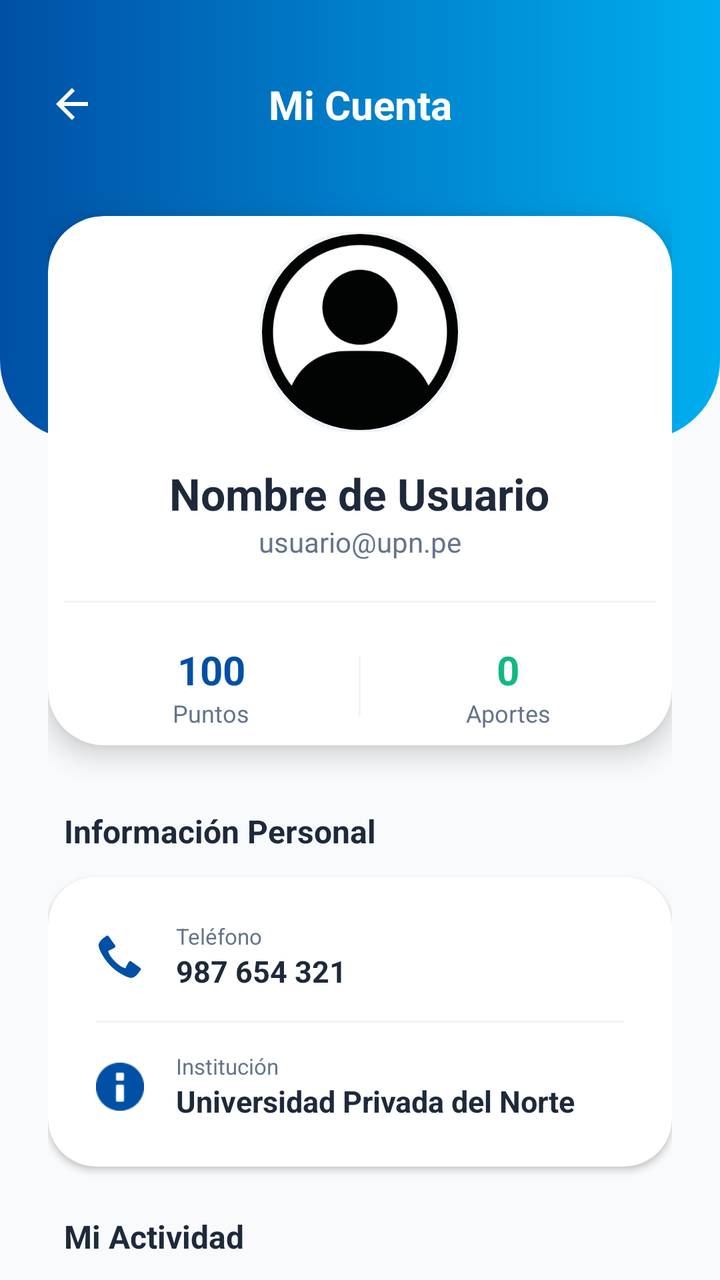
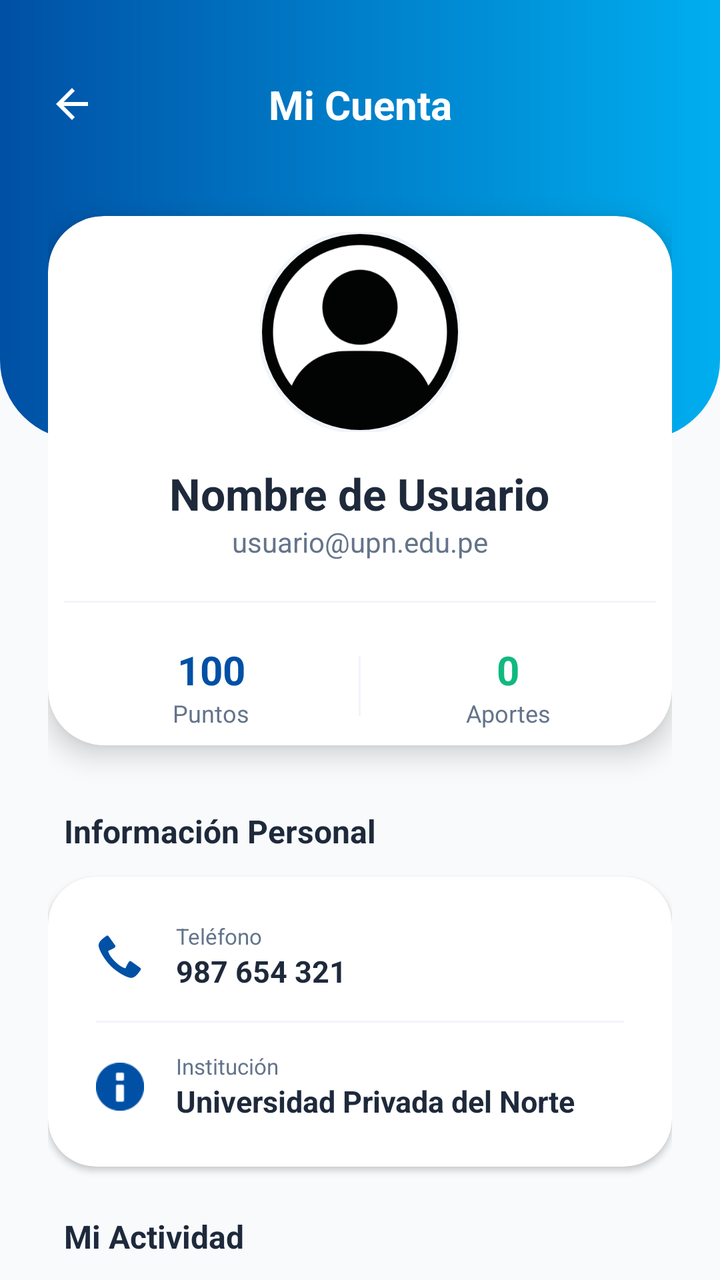

The first picture is an Android layout as it rendered before a commit; the second is the same layout after the commit. The layout source and the unified diff follow.
<!-- AndroidManifest.xml: application theme Theme.UniformeCircular -->
<!-- res/layout/activity_account.xml -->
<?xml version="1.0" encoding="utf-8"?>
<androidx.constraintlayout.widget.ConstraintLayout xmlns:android="http://schemas.android.com/apk/res/android"
    xmlns:app="http://schemas.android.com/apk/res-auto"
    xmlns:tools="http://schemas.android.com/tools"
    android:layout_width="match_parent"
    android:layout_height="match_parent"
    android:background="@color/bg_background">

    
    <View
        android:id="@+id/accountHeaderBg"
        android:layout_width="0dp"
        android:layout_height="220dp"
        android:background="@drawable/header_bottom_rounded"
        app:layout_constraintTop_toTopOf="parent"
        app:layout_constraintStart_toStartOf="parent"
        app:layout_constraintEnd_toEndOf="parent" />

    
    <androidx.constraintlayout.widget.ConstraintLayout
        android:id="@+id/accountTopBar"
        android:layout_width="match_parent"
        android:layout_height="wrap_content"
        android:paddingTop="32dp"
        android:paddingHorizontal="16dp"
        android:paddingBottom="16dp"
        app:layout_constraintTop_toTopOf="parent">

        <ImageButton
            android:id="@+id/btnBackAccount"
            android:layout_width="40dp"
            android:layout_height="40dp"
            android:background="?attr/selectableItemBackgroundBorderless"
            android:src="@drawable/ic_back_arrow"
            app:layout_constraintStart_toStartOf="parent"
            app:layout_constraintTop_toTopOf="parent"
            app:layout_constraintBottom_toBottomOf="parent"
            app:tint="@color/white" />

        <TextView
            android:layout_width="wrap_content"
            android:layout_height="wrap_content"
            android:text="Mi Cuenta"
            android:textColor="@color/white"
            android:textSize="20sp"
            android:textStyle="bold"
            app:layout_constraintStart_toStartOf="parent"
            app:layout_constraintEnd_toEndOf="parent"
            app:layout_constraintTop_toTopOf="parent"
            app:layout_constraintBottom_toBottomOf="parent" />

    </androidx.constraintlayout.widget.ConstraintLayout>

    <androidx.core.widget.NestedScrollView
        android:layout_width="match_parent"
        android:layout_height="0dp"
        android:clipToPadding="false"
        app:layout_constraintTop_toBottomOf="@id/accountTopBar"
        app:layout_constraintBottom_toBottomOf="parent">

        <LinearLayout
            android:layout_width="match_parent"
            android:layout_height="wrap_content"
            android:orientation="vertical"
            android:paddingHorizontal="24dp"
            android:paddingBottom="40dp">

            
            <androidx.cardview.widget.CardView
                android:layout_width="match_parent"
                android:layout_height="wrap_content"
                android:layout_marginTop="20dp"
                app:cardCornerRadius="28dp"
                app:cardElevation="8dp"
                app:cardBackgroundColor="@color/white">

                <LinearLayout
                    android:layout_width="match_parent"
                    android:layout_height="wrap_content"
                    android:orientation="vertical"
                    android:gravity="center"
                    android:padding="8dp">

                    <com.google.android.material.imageview.ShapeableImageView
                        android:id="@+id/imgAccountAvatar"
                        android:layout_width="100dp"
                        android:layout_height="100dp"
                        android:scaleType="centerCrop"
                        android:src="@drawable/usuario"
                        app:shapeAppearanceOverlay="@style/CircleImage"
                        app:strokeColor="@color/slate_100"
                        app:strokeWidth="2dp"
                        tools:ignore="ContentDescription" />

                    <TextView
                        android:id="@+id/tvAccountName"
                        android:layout_width="wrap_content"
                        android:layout_height="wrap_content"
                        android:layout_marginTop="16dp"
                        android:text="Nombre de Usuario"
                        android:textColor="@color/slate_800"
                        android:textSize="22sp"
                        android:textStyle="bold" />

                    <TextView
                        android:id="@+id/tvAccountEmail"
                        android:layout_width="wrap_content"
                        android:layout_height="wrap_content"
                        android:text="usuario@upn.pe"
                        android:textColor="@color/slate_500"
                        android:textSize="14sp" />

                    <View
                        android:layout_width="match_parent"
                        android:layout_height="1dp"
                        android:background="@color/slate_100"
                        android:layout_marginVertical="20dp" />

                    <LinearLayout
                        android:layout_width="match_parent"
                        android:layout_height="wrap_content"
                        android:orientation="horizontal"
                        android:weightSum="2">

                        <LinearLayout
                            android:layout_width="0dp"
                            android:layout_height="wrap_content"
                            android:layout_weight="1"
                            android:gravity="center"
                            android:orientation="vertical">
                            <TextView
                                android:id="@+id/tvAccountPoints"
                                android:layout_width="wrap_content"
                                android:layout_height="wrap_content"
                                android:text="100"
                                android:textColor="@color/brand_blue"
                                android:textSize="20sp"
                                android:textStyle="bold" />
                            <TextView
                                android:layout_width="wrap_content"
                                android:layout_height="wrap_content"
                                android:text="Puntos"
                                android:textColor="@color/slate_500"
                                android:textSize="12sp" />
                        </LinearLayout>

                        <View
                            android:layout_width="1dp"
                            android:layout_height="30dp"
                            android:background="@color/slate_100"
                            android:layout_gravity="center_vertical" />

                        <LinearLayout
                            android:layout_width="0dp"
                            android:layout_height="wrap_content"
                            android:layout_weight="1"
                            android:gravity="center"
                            android:orientation="vertical">
                            <TextView
                                android:id="@+id/tvAccountContributions"
                                android:layout_width="wrap_content"
                                android:layout_height="wrap_content"
                                android:text="0"
                                android:textColor="@color/emerald_500"
                                android:textSize="20sp"
                                android:textStyle="bold" />
                            <TextView
                                android:layout_width="wrap_content"
                                android:layout_height="wrap_content"
                                android:text="Aportes"
                                android:textColor="@color/slate_500"
                                android:textSize="12sp" />
                        </LinearLayout>
                    </LinearLayout>
                </LinearLayout>
            </androidx.cardview.widget.CardView>

            
            <TextView
                android:layout_width="wrap_content"
                android:layout_height="wrap_content"
                android:text="Información Personal"
                android:textColor="@color/slate_800"
                android:textSize="16sp"
                android:textStyle="bold"
                android:layout_marginTop="32dp"
                android:layout_marginStart="8dp"
                android:layout_marginBottom="12dp" />

            <androidx.cardview.widget.CardView
                android:layout_width="match_parent"
                android:layout_height="wrap_content"
                app:cardCornerRadius="24dp"
                app:cardElevation="2dp"
                app:cardBackgroundColor="@color/white">
                <LinearLayout
                    android:layout_width="match_parent"
                    android:layout_height="wrap_content"
                    android:orientation="vertical"
                    android:padding="8dp">

                    
                    <LinearLayout
                        android:layout_width="match_parent"
                        android:layout_height="64dp"
                        android:orientation="horizontal"
                        android:gravity="center_vertical"
                        android:paddingHorizontal="16dp">
                        <ImageView
                            android:layout_width="24dp"
                            android:layout_height="24dp"
                            android:src="@android:drawable/stat_sys_phone_call"
                            app:tint="@color/brand_blue" />
                        <LinearLayout
                            android:layout_width="0dp"
                            android:layout_height="wrap_content"
                            android:layout_weight="1"
                            android:orientation="vertical"
                            android:layout_marginStart="16dp">
                            <TextView
                                android:layout_width="wrap_content"
                                android:layout_height="wrap_content"
                                android:text="Teléfono"
                                android:textColor="@color/slate_500"
                                android:textSize="11sp" />
                            <TextView
                                android:id="@+id/tvAccountPhone"
                                android:layout_width="wrap_content"
                                android:layout_height="wrap_content"
                                android:text="987 654 321"
                                android:textColor="@color/slate_800"
                                android:textSize="15sp"
                                android:textStyle="bold" />
                        </LinearLayout>
                    </LinearLayout>

                    <View
                        android:layout_width="match_parent"
                        android:layout_height="1dp"
                        android:background="@color/slate_100"
                        android:layout_marginHorizontal="16dp" />

                    
                    <LinearLayout
                        android:layout_width="match_parent"
                        android:layout_height="64dp"
                        android:orientation="horizontal"
                        android:gravity="center_vertical"
                        android:paddingHorizontal="16dp">
                        <ImageView
                            android:layout_width="24dp"
                            android:layout_height="24dp"
                            android:src="@android:drawable/ic_dialog_info"
                            app:tint="@color/brand_blue" />
                        <LinearLayout
                            android:layout_width="0dp"
                            android:layout_height="wrap_content"
                            android:layout_weight="1"
                            android:orientation="vertical"
                            android:layout_marginStart="16dp">
                            <TextView
                                android:layout_width="wrap_content"
                                android:layout_height="wrap_content"
                                android:text="Institución"
                                android:textColor="@color/slate_500"
                                android:textSize="11sp" />
                            <TextView
                                android:layout_width="wrap_content"
                                android:layout_height="wrap_content"
                                android:text="Universidad Privada del Norte"
                                android:textColor="@color/slate_800"
                                android:textSize="15sp"
                                android:textStyle="bold" />
                        </LinearLayout>
                    </LinearLayout>
                </LinearLayout>
            </androidx.cardview.widget.CardView>

            
            <TextView
                android:layout_width="wrap_content"
                android:layout_height="wrap_content"
                android:text="Mi Actividad"
                android:textColor="@color/slate_800"
                android:textSize="16sp"
                android:textStyle="bold"
                android:layout_marginTop="24dp"
                android:layout_marginStart="8dp"
                android:layout_marginBottom="12dp" />

            <androidx.cardview.widget.CardView
                android:layout_width="match_parent"
                android:layout_height="wrap_content"
                app:cardCornerRadius="24dp"
                app:cardElevation="2dp"
                app:cardBackgroundColor="@color/white">
                <LinearLayout
                    android:layout_width="match_parent"
                    android:layout_height="wrap_content"
                    android:orientation="vertical"
                    android:padding="8dp">

                    <LinearLayout
                        android:id="@+id/btnHistorialCanjes"
                        android:layout_width="match_parent"
                        android:layout_height="56dp"
                        android:orientation="horizontal"
                        android:gravity="center_vertical"
                        android:paddingHorizontal="16dp"
                        android:clickable="true"
                        android:focusable="true"
                        android:background="?attr/selectableItemBackground">
                        <ImageView
                            android:layout_width="22dp"
                            android:layout_height="22dp"
                            android:src="@android:drawable/ic_menu_myplaces"
                            app:tint="@color/amber_600" />
                        <TextView
                            android:layout_width="0dp"
                            android:layout_height="wrap_content"
                            android:layout_weight="1"
                            android:layout_marginStart="16dp"
                            android:text="Historial de Canjes"
                            android:textColor="@color/slate_800"
                            android:textSize="14sp" />
                        <ImageView
                            android:layout_width="20dp"
                            android:layout_height="20dp"
                            android:src="@android:drawable/ic_media_play"
                            app:tint="@color/slate_400" />
                    </LinearLayout>

                    <View
                        android:layout_width="match_parent"
                        android:layout_height="1dp"
                        android:background="@color/slate_100"
                        android:layout_marginHorizontal="16dp" />

                    <LinearLayout
                        android:id="@+id/btnMisPublicaciones"
                        android:layout_width="match_parent"
                        android:layout_height="56dp"
                        android:orientation="horizontal"
                        android:gravity="center_vertical"
                        android:paddingHorizontal="16dp"
                        android:clickable="true"
                        android:focusable="true"
                        android:background="?attr/selectableItemBackground">
                        <ImageView
                            android:layout_width="22dp"
                            android:layout_height="22dp"
                            android:src="@android:drawable/ic_menu_gallery"
                            app:tint="@color/emerald_500" />
                        <TextView
                            android:layout_width="0dp"
                            android:layout_height="wrap_content"
                            android:layout_weight="1"
                            android:layout_marginStart="16dp"
                            android:text="Mis Publicaciones"
                            android:textColor="@color/slate_800"
                            android:textSize="14sp" />
                        <ImageView
                            android:layout_width="20dp"
                            android:layout_height="20dp"
                            android:src="@android:drawable/ic_media_play"
                            app:tint="@color/slate_400" />
                    </LinearLayout>
                </LinearLayout>
            </androidx.cardview.widget.CardView>

            
            <com.google.android.material.button.MaterialButton
                android:id="@+id/btnLogoutAccount"
                android:layout_width="match_parent"
                android:layout_height="60dp"
                android:layout_marginTop="18dp"
                android:text="CERRAR SESIÓN"
                android:textColor="@color/white"
                android:backgroundTint="@color/brand_blue"
                android:textSize="16sp"
                android:textStyle="bold"
                app:cornerRadius="30dp"
                app:elevation="4dp" />

            <TextView
                android:layout_width="wrap_content"
                android:layout_height="wrap_content"
                android:layout_marginTop="5dp"
                android:layout_gravity="center_horizontal"
                android:text="Versión 1.0.17"
                android:textColor="@color/slate_400"
                android:textSize="12sp" />

        </LinearLayout>
    </androidx.core.widget.NestedScrollView>

</androidx.constraintlayout.widget.ConstraintLayout>
<!-- resources referenced by this layout -->
<resources>
  <color name="amber_600">#D97706</color>
  <color name="bg_background">#F8FAFC</color>
  <color name="brand_blue">#0050A5</color>
  <color name="emerald_500">#10B981</color>
  <color name="slate_100">#F1F5F9</color>
  <color name="slate_400">#94A3B8</color>
  <color name="slate_500">#64748B</color>
  <color name="slate_800">#1E293B</color>
  <color name="white">#FFFFFFFF</color>
  <!-- drawable header_bottom_rounded (drawable) -->
  <?xml version="1.0" encoding="utf-8"?>
  <shape xmlns:android="http://schemas.android.com/apk/res/android">
      <gradient
          android:angle="0"
          android:endColor="@color/brand_cyan"
          android:startColor="@color/brand_blue"
          android:type="linear" />
      <corners
          android:bottomLeftRadius="40dp"
          android:bottomRightRadius="40dp" />
  </shape>
  <!-- drawable ic_back_arrow (drawable) -->
  <vector xmlns:android="http://schemas.android.com/apk/res/android"
      android:width="24dp"
      android:height="24dp"
      android:viewportWidth="24"
      android:viewportHeight="24">
    <path
        android:fillColor="#FF000000"
        android:pathData="M20,11H7.83l5.59,-5.59L12,4l-8,8 8,8 1.41,-1.41L7.83,13H20v-2z"/>
  </vector>
  <!-- drawable usuario: png bitmap (drawable, 33339 bytes) -->
  <style name="CircleImage">
          <item name="cornerSize">50%</item>
      </style>
  <style name="Theme.UniformeCircular" parent="Base.Theme.UniformeCircular">
          <item name="windowActionBar">false</item>
          <item name="windowNoTitle">true</item>
          <item name="android:windowActivityTransitions">true</item>
          <item name="android:windowContentTransitions">true</item>
  
          
          <item name="android:windowDrawsSystemBarBackgrounds">true</item>
          <item name="android:statusBarColor">@android:color/transparent</item>
          <item name="android:navigationBarColor">@android:color/transparent</item>
          <item name="android:windowTranslucentStatus">false</item>
          <item name="android:windowTranslucentNavigation">false</item>
  
          
          <item name="android:textColorHint">@color/hint_color</item>
      </style>
  <color name="brand_cyan">#00AEEF</color>
  <style name="Base.Theme.UniformeCircular" parent="Theme.Material3.Light.NoActionBar">
  
      </style>
  <color name="hint_color">#616161</color>
</resources>

<!-- the commit's change to res/layout/activity_account.xml (unified diff, before → after) -->
@@ -106,7 +106,7 @@
                         android:id="@+id/tvAccountEmail"
                         android:layout_width="wrap_content"
                         android:layout_height="wrap_content"
-                        android:text="usuario@upn.pe"
+                        android:text="usuario@upn.edu.pe"
                         android:textColor="@color/slate_500"
                         android:textSize="14sp" />
 
